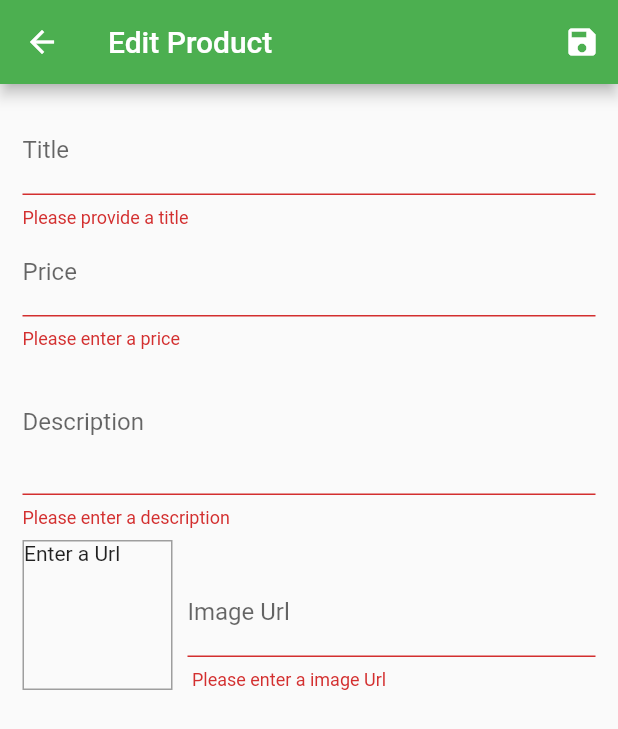
After one commit to giridharan1129/Shop-app, a Flutter app: the EditProductsScreen screen opened by its route, after a tap on the "save" icon, on a phone screen of 412 x 824 dp. The commit adds this screen. Shown: the top 729 px of the screen. Run offline on Flutter 3.47's test engine with Material 2 defaults, Android fonts, the phone set to English and light mode, and no system bars; network calls fail.

Commit message:
added edit products page and updating prdts

```diff
--- a/lib/providers/products_provider.dart
+++ b/lib/providers/products_provider.dart
@@ -65,8 +65,29 @@ class Products with ChangeNotifier {
   //   notifyListeners();
   // }
 
-  void addProduct() {
-    // _items.add(value);
+  void addProduct(Product product) {
+    final newProduct = Product(
+        id: DateTime.now().toString(),
+        description: product.description,
+        imageUrl: product.imageUrl,
+        price: product.price,
+        title: product.title);
+    _items.add(newProduct);
+    notifyListeners();
+  }
+
+  void updateProduct(String id, Product newProduct) {
+    final prodIndex = _items.indexWhere((prod) => prod.id == id);
+    if (prodIndex >= 0) {
+      _items[prodIndex] = newProduct;
+      notifyListeners();
+    } else {
+      print('e');
+    }
+  }
+
+  void deleteProduct(String id) {
+    _items.removeWhere(([prod]) => prod.id == id);
     notifyListeners();
   }
 }
--- /dev/null
+++ b/lib/screens/edit_product_screen.dart
@@ -0,0 +1,262 @@
+import 'package:flutter/material.dart';
+import 'package:flutter/src/foundation/key.dart';
+import 'package:flutter/src/widgets/framework.dart';
+import 'package:flutter/src/widgets/placeholder.dart';
+import 'package:flutter_complete_guide/providers/product.dart';
+import 'package:provider/provider.dart';
+
+import '../providers/products_provider.dart';
+
+class EditProductsScreen extends StatefulWidget {
+  static const routeName = '/edit-product';
+  const EditProductsScreen({Key key}) : super(key: key);
+
+  @override
+  State<EditProductsScreen> createState() => _EditProductsScreenState();
+}
+
+class _EditProductsScreenState extends State<EditProductsScreen> {
+  final priceFocusNode = FocusNode();
+  final descriptionFocusNode = FocusNode();
+  final _imageUrlController = TextEditingController();
+  final imageUrlFocusNode = FocusNode();
+  final _form = GlobalKey<FormState>();
+  var _isInit = true;
+  var _initValues = {
+    'title': '',
+    'description': '',
+    'price': '',
+    'imageUrl': ''
+  };
+  var _editedProduct =
+      Product(id: null, description: '', imageUrl: '', price: 0, title: '');
+
+  @override
+  void initState() {
+    imageUrlFocusNode.addListener(_updateImageUrl);
+    super.initState();
+  }
+
+  @override
+  void didChangeDependencies() {
+    if (_isInit) {
+      final productId = ModalRoute.of(context).settings.arguments as String;
+      if (productId != null) {
+        _editedProduct =
+            Provider.of<Products>(context, listen: false).findById(productId);
+        _initValues = {
+          'title': _editedProduct.title,
+          'description': _editedProduct.description,
+          'price': _editedProduct.price.toString(),
+          'imageUrl': ''
+        };
+        _imageUrlController.text = _editedProduct.imageUrl;
+      }
+    }
+    _isInit = false;
+    super.didChangeDependencies();
+  }
+
+  @override
+  void dispose() {
+    imageUrlFocusNode.removeListener(_updateImageUrl);
+    _imageUrlController.dispose();
+    priceFocusNode.dispose();
+    descriptionFocusNode.dispose();
+    imageUrlFocusNode.dispose();
+    super.dispose();
+  }
+
+  void _updateImageUrl() {
+    if (!imageUrlFocusNode.hasFocus) {
+      if ((!_imageUrlController.text.startsWith('http') &&
+              !_imageUrlController.text.startsWith('https')) ||
+          (!_imageUrlController.text.endsWith('.png') &&
+              !_imageUrlController.text.endsWith('.jpg') &&
+              !_imageUrlController.text.endsWith('.jpeg') &&
+              !_imageUrlController.text.endsWith('.gif'))) {
+        return;
+      }
+      setState(() {});
+    }
+  }
+
+  void saveForm() {
+    final isValid = _form.currentState.validate();
+    if (!isValid) {
+      return;
+    }
+    _form.currentState.save();
+    if (_editedProduct.id != null) {
+      Provider.of<Products>(context, listen: false)
+          .updateProduct(_editedProduct.id, _editedProduct);
+    } else {
+      Provider.of<Products>(context, listen: false).addProduct(_editedProduct);
+    }
+    Navigator.of(context).pop();
+  }
+
+  @override
+  Widget build(BuildContext context) {
+    return Scaffold(
+      appBar: AppBar(
+        title: Text('Edit Product'),
+        actions: [IconButton(onPressed: saveForm, icon: Icon(Icons.save))],
+      ),
+      body: Padding(
+        padding: const EdgeInsets.all(15.0),
+        child: Form(
+            key: _form,
+            child: SingleChildScrollView(
+              child: Column(
+                children: [
+                  TextFormField(
+                    initialValue: _initValues['title'],
+                    decoration: InputDecoration(
+                      labelText: 'Title',
+                    ),
+                    textInputAction: TextInputAction.next,
+                    onFieldSubmitted: (value) {
+                      FocusScope.of(context).requestFocus(priceFocusNode);
+                    },
+                    validator: (value) {
+                      if (value.isEmpty) {
+                        return 'Please provide a title';
+                      }
+                      return null;
+                    },
+                    onSaved: (newValue) {
+                      _editedProduct = Product(
+                          id: _editedProduct.id,
+                          isFavorite: _editedProduct.isFavorite,
+                          description: _editedProduct.description,
+                          imageUrl: _editedProduct.imageUrl,
+                          price: _editedProduct.price,
+                          title: newValue);
+                    },
+                  ),
+                  TextFormField(
+                      initialValue: _initValues['price'],
+                      decoration: InputDecoration(
+                        labelText: 'Price',
+                      ),
+                      keyboardType: TextInputType.number,
+                      textInputAction: TextInputAction.next,
+                      focusNode: priceFocusNode,
+                      onFieldSubmitted: (value) {
+                        FocusScope.of(context)
+                            .requestFocus(descriptionFocusNode);
+                      },
+                      validator: (value) {
+                        if (value.isEmpty) {
+                          return 'Please enter a price';
+                        }
+                        if (double.tryParse(value) == null) {
+                          return 'Please enter a valid number';
+                        }
+                        if (double.parse(value) <= 0) {
+                          return 'Please enter a number greater than zero';
+                        }
+                        return null;
+                      },
+                      onSaved: (value) {
+                        _editedProduct = Product(
+                            id: _editedProduct.id,
+                            isFavorite: _editedProduct.isFavorite,
+                            description: _editedProduct.description,
+                            imageUrl: _editedProduct.imageUrl,
+                            price: double.parse(value),
+                            title: _editedProduct.title);
+                      }),
+                  TextFormField(
+                      initialValue: _initValues['description'],
+                      decoration: InputDecoration(
+                        labelText: 'Description',
+                      ),
+                      maxLines: 3,
+                      keyboardType: TextInputType.multiline,
+                      focusNode: descriptionFocusNode,
+                      validator: (value) {
+                        if (value.isEmpty) {
+                          return 'Please enter a description';
+                        }
+                        if (value.length < 10) {
+                          return 'Should be atleast 10 characters long';
+                        }
+                        return null;
+                      },
+                      onSaved: (newValue) {
+                        _editedProduct = Product(
+                            id: _editedProduct.id,
+                            isFavorite: _editedProduct.isFavorite,
+                            description: newValue,
+                            imageUrl: _editedProduct.imageUrl,
+                            price: _editedProduct.price,
+                            title: _editedProduct.title);
+                      }),
+                  Row(
+                    crossAxisAlignment: CrossAxisAlignment.end,
+                    children: [
+                      Container(
+                        width: 100,
+                        height: 100,
+                        margin: EdgeInsets.only(top: 8, right: 10),
+                        decoration: BoxDecoration(
+                            border: Border.all(width: 1, color: Colors.grey)),
+                        child: _imageUrlController.text.isEmpty
+                            ? Text('Enter a Url')
+                            : FittedBox(
+                                child: Image.network(
+                                  _imageUrlController.text,
+                                  fit: BoxFit.cover,
+                                ),
+                              ),
+                      ),
+                      Expanded(
+                        child: TextFormField(
+                            decoration: InputDecoration(labelText: 'Image Url'),
+                            keyboardType: TextInputType.url,
+                            textInputAction: TextInputAction.done,
+                            controller: _imageUrlController,
+                            focusNode: imageUrlFocusNode,
+                            onEditingComplete: () {
+                              setState(() {});
+                            },
+                            onFieldSubmitted: (_) {
+                              saveForm();
+                            },
+                            validator: (value) {
+                              if (value.isEmpty) {
+                                return ' Please enter a image Url';
+                              }
+                              if (!value.startsWith('http') &&
+                                  !value.startsWith('https')) {
+                                return "Please enter a valid URL";
+                              }
+                              if (!value.endsWith('.png') &&
+                                  !value.endsWith('.jpg') &&
+                                  !value.endsWith('.jpeg') &&
+                                  !value.endsWith('.gif')) {
+                                return 'Please enter a valid image URL';
+                              }
+                              return null;
+                            },
+                            onSaved: (newValue) {
+                              _editedProduct = Product(
+                                  id: _editedProduct.id,
+                                  isFavorite: _editedProduct.isFavorite,
+                                  description: _editedProduct.description,
+                                  imageUrl: newValue,
+                                  price: _editedProduct.price,
+                                  title: _editedProduct.title);
+                            }),
+                      )
+                    ],
+                  )
+                ],
+              ),
+            )),
+      ),
+    );
+  }
+}
--- a/lib/widgets/app_drawer.dart
+++ b/lib/widgets/app_drawer.dart
@@ -3,6 +3,8 @@ import 'package:flutter/src/foundation/key.dart';
 import 'package:flutter/src/widgets/framework.dart';
 import 'package:flutter/src/widgets/placeholder.dart';
 import 'package:flutter_complete_guide/screens/orders_screen.dart';
+
+import '../screens/user_products_screen.dart';
 
 class AppDrawer extends StatelessWidget {
   const AppDrawer({Key key}) : super(key: key);
@@ -22,10 +24,18 @@ class AppDrawer extends StatelessWidget {
             title: Text('Shop'),
             onTap: () => Navigator.of(context).pushNamed('/'),
           ),
+          Divider(),
           ListTile(
             leading: Icon(Icons.payment),
             title: Text('Orders'),
             onTap: () => Navigator.of(context).pushNamed(OrderScreen.routeName),
+          ),
+          Divider(),
+          ListTile(
+            leading: Icon(Icons.edit),
+            title: Text('Manage Products'),
+            onTap: () =>
+                Navigator.of(context).pushNamed(UserProductsScreen.routeName),
           )
         ],
       ),
```
Also changed, not shown: lib/main.dart (+6 -1 lines), lib/providers/cart.dart (+18 -0 lines), lib/screens/user_products_screen.dart (added, +44 -0 lines), lib/widgets/cart_item.dart (+22 -0 lines), lib/widgets/product_item.dart (+13 -0 lines), lib/widgets/user_product_item.dart (added, +51 -0 lines).
